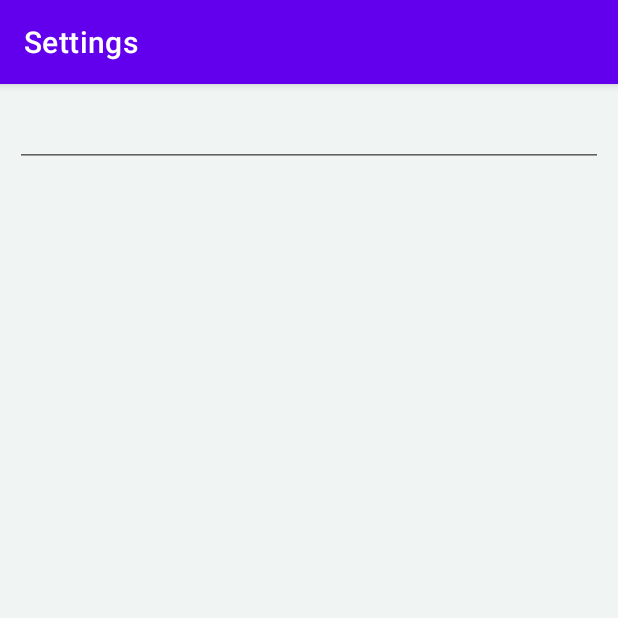
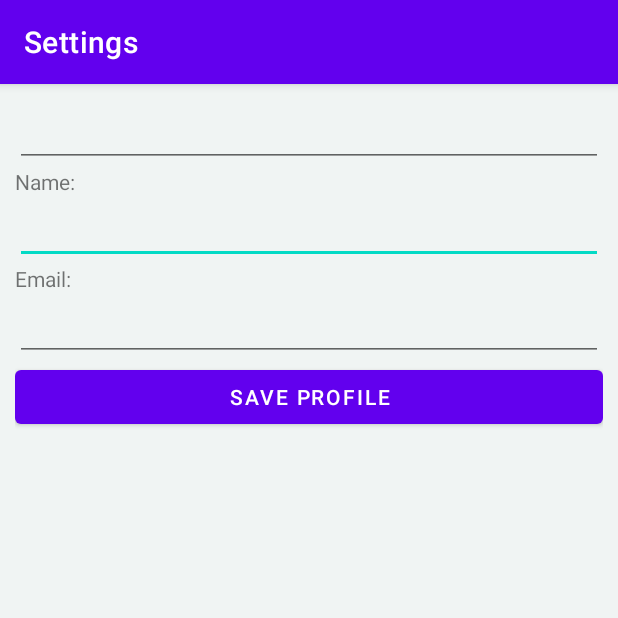
Before and after one commit to danielxshi/IAT359-GREENDECO, an Android app: the Settings screen opened directly, with no data from a screen before it, on a phone screen of 412 x 824 dp, the top half of it. Run offline under Robolectric (Android 15) with nearby library versions, the phone set to English and light mode, and no system bars.

Commit message:
Name and email input field added on settings

```diff
--- a/app/src/main/java/li/xiaoxu/greendeco/Settings.java
+++ b/app/src/main/java/li/xiaoxu/greendeco/Settings.java
@@ -1,10 +1,13 @@
 package li.xiaoxu.greendeco;
 
+import android.content.Intent;
 import android.hardware.Sensor;
 import android.hardware.SensorEvent;
 import android.hardware.SensorEventListener;
 import android.hardware.SensorManager;
 import android.os.Bundle;
+import android.view.View;
+import android.widget.Button;
 import android.widget.EditText;
 import androidx.appcompat.app.AppCompatActivity;
 
@@ -13,6 +16,7 @@ public class Settings extends AppCompatActivity implements SensorEventListener {
 
     private SensorManager mySensorManager;
     private Sensor myLight;
+    private Button button;
 
     @Override
     protected void onCreate(Bundle savedInstanceState) {
@@ -21,6 +25,11 @@ public class Settings extends AppCompatActivity implements SensorEventListener {
 
         mySensorManager = (SensorManager) getSystemService(SENSOR_SERVICE);
         myLight = mySensorManager.getDefaultSensor(Sensor.TYPE_LIGHT);
+
+        button = (Button) findViewById(R.id.button);
+        button.setOnClickListener((v)->{
+
+        });
 
     }
 
@@ -57,11 +66,4 @@ public class Settings extends AppCompatActivity implements SensorEventListener {
 
     }
 
-//    private Button.OnClickListener myListener = new Button.OnClickListener() {
-//
-//        @Override
-//        public void onClick(View view) {
-//
-//        }
-//    };
 }
--- a/app/src/main/res/layout/settings.xml
+++ b/app/src/main/res/layout/settings.xml
@@ -18,4 +18,34 @@
             android:inputType="numberDecimal"
             android:longClickable="false" />
 
+        <TextView
+            android:id="@+id/textName"
+            android:layout_width="match_parent"
+            android:layout_height="wrap_content"
+            android:text="Name: " />
+
+        <EditText
+            android:id="@+id/editTextName"
+            android:layout_width="match_parent"
+            android:layout_height="wrap_content"
+            android:ems="10" />
+
+        <TextView
+            android:id="@+id/textEmail"
+            android:layout_width="match_parent"
+            android:layout_height="wrap_content"
+            android:text="Email: " />
+
+        <EditText
+            android:id="@+id/editTextEmail"
+            android:layout_width="match_parent"
+            android:layout_height="wrap_content"
+            android:ems="10" />
+
+        <Button
+            android:id="@+id/button"
+            android:layout_width="match_parent"
+            android:layout_height="wrap_content"
+            android:text="Save Profile" />
+
 </LinearLayout>
```
